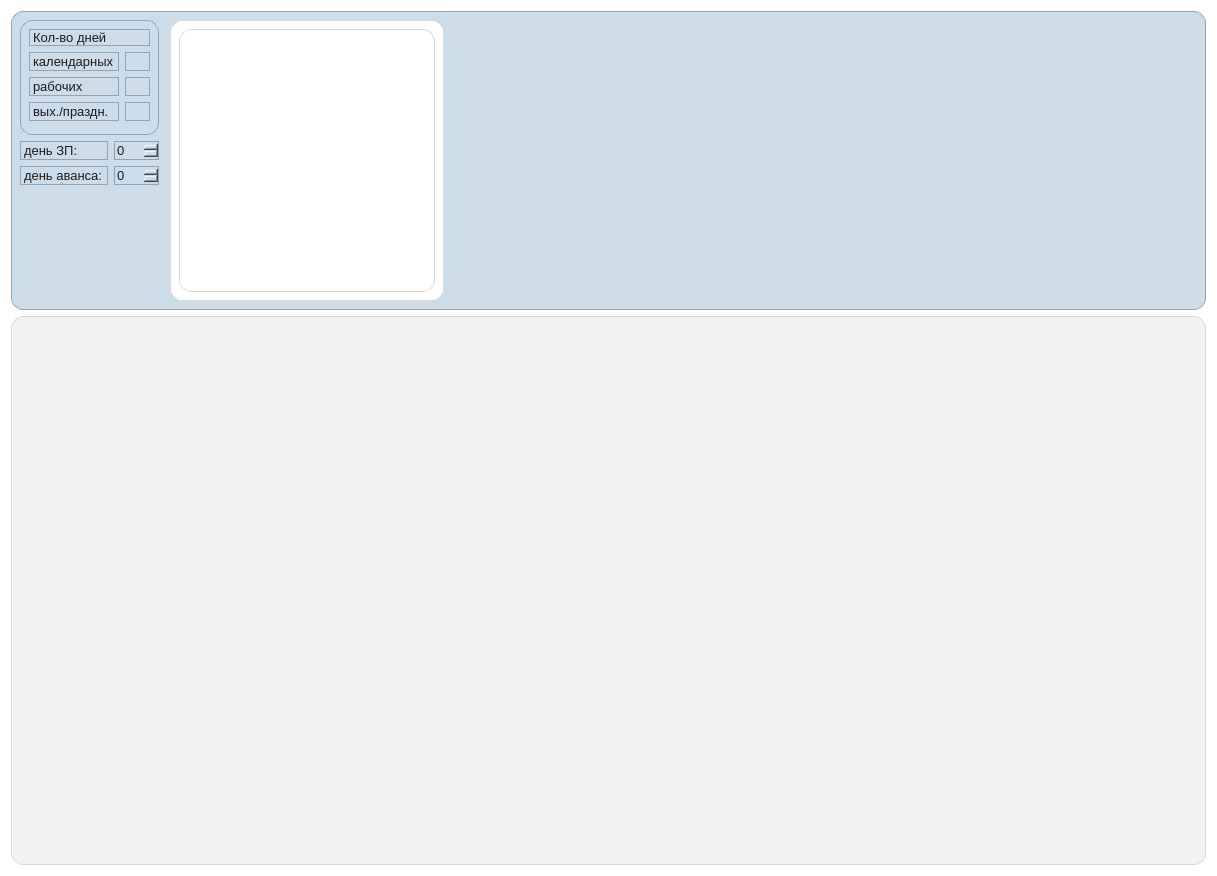
First picture: the form in ui/cash.ui, repository CatMolnia/CASH, before the edit.
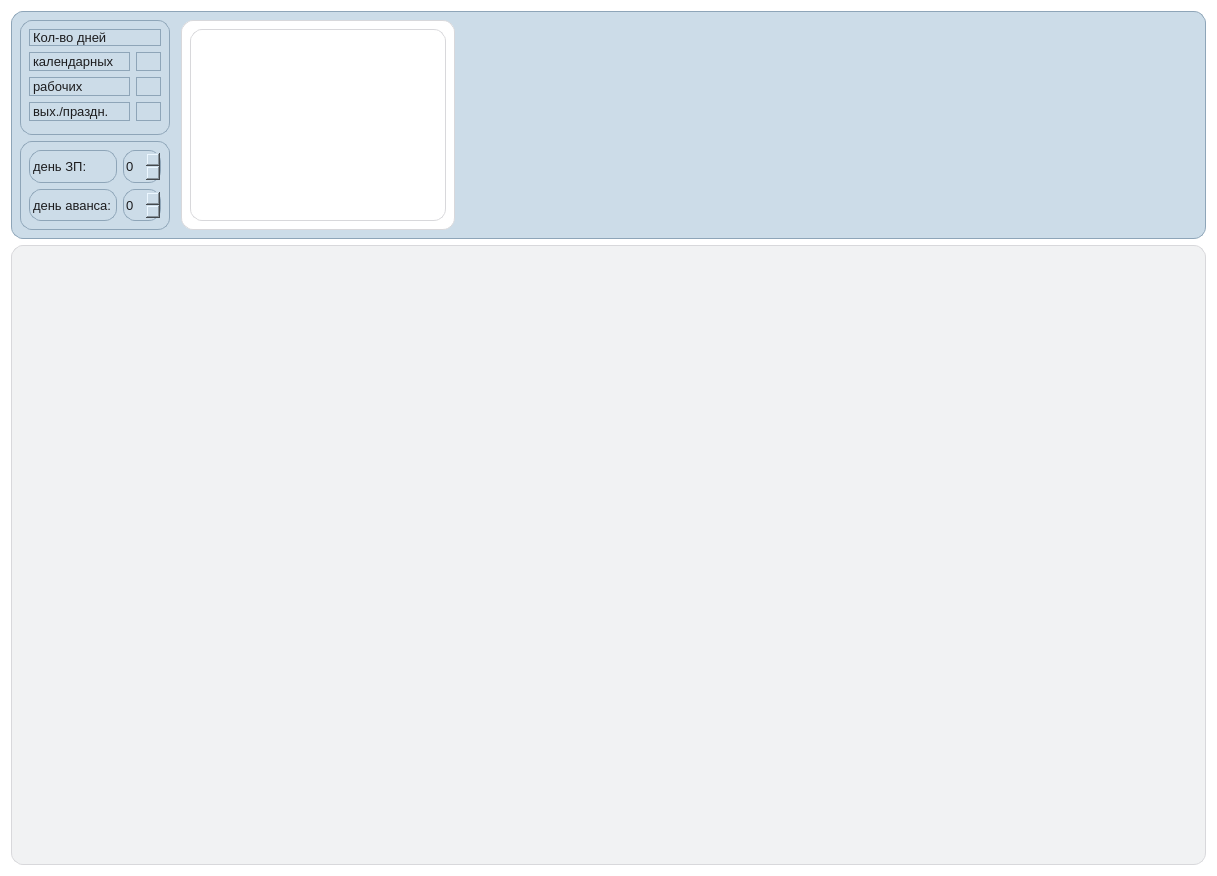
Second picture: the form after the edit.

Commit message: начал прописывать внешку secondary_information

What changed in the file:
```diff
--- a/ui/cash.ui
+++ b/ui/cash.ui
@@ -235,6 +235,9 @@
            </widget>
           </item>
           <item>
+           <widget class="QWidget" name="secondary_information" native="true">
+            <layout class="QGridLayout" name="gridLayout_4">
+             <item row="0" column="0">
            <layout class="QHBoxLayout" name="horizontalLayout">
             <item>
              <layout class="QVBoxLayout" name="verticalLayout_3">
@@ -292,21 +295,8 @@
             </item>
            </layout>
           </item>
-          <item>
-           <spacer name="verticalSpacer">
-            <property name="orientation">
-             <enum>Qt::Vertical</enum>
-            </property>
-            <property name="sizeType">
-             <enum>QSizePolicy::Preferred</enum>
-            </property>
-            <property name="sizeHint" stdset="0">
-             <size>
-              <width>20</width>
-              <height>116</height>
-             </size>
-            </property>
-           </spacer>
+            </layout>
+           </widget>
           </item>
          </layout>
         </item>
```
Lines whose indentation alone changed are shown as unchanged. The commit also changes 7 other files.
